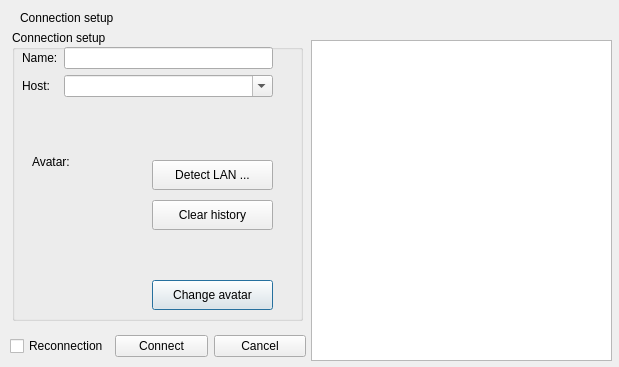
First picture: the form in src/dialog/connectiondialog.ui, repository Mogara/QSanguosha-For-Hegemony, before the edit.
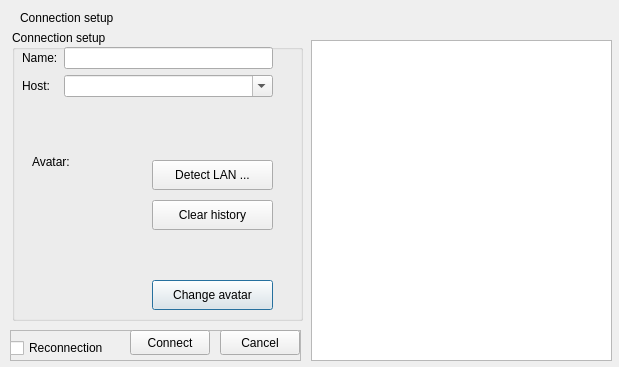
Second picture: the form after the edit.

```diff
--- a/src/dialog/connectiondialog.ui
+++ b/src/dialog/connectiondialog.ui
@@ -214,44 +214,60 @@
     <string>Connection setup</string>
    </property>
   </widget>
-  <widget class="QWidget" name="layoutWidget2">
+  <widget class="QFrame" name="frame">
    <property name="geometry">
     <rect>
      <x>10</x>
      <y>330</y>
-     <width>296</width>
-     <height>32</height>
+     <width>291</width>
+     <height>31</height>
     </rect>
    </property>
-   <property name="sizePolicy">
-    <sizepolicy hsizetype="Preferred" vsizetype="Fixed">
-     <horstretch>0</horstretch>
-     <verstretch>0</verstretch>
-    </sizepolicy>
+   <property name="frameShape">
+    <enum>QFrame::StyledPanel</enum>
    </property>
-   <layout class="QHBoxLayout" name="horizontalLayout">
-    <item>
+   <property name="frameShadow">
+    <enum>QFrame::Raised</enum>
+   </property>
      <widget class="QCheckBox" name="reconnectionCheckBox">
+    <property name="geometry">
+     <rect>
+      <x>0</x>
+      <y>10</y>
+      <width>101</width>
+      <height>16</height>
+     </rect>
+    </property>
       <property name="text">
        <string>Reconnection</string>
       </property>
      </widget>
-    </item>
-    <item>
      <widget class="QPushButton" name="connectButton">
+    <property name="geometry">
+     <rect>
+      <x>120</x>
+      <y>0</y>
+      <width>80</width>
+      <height>25</height>
+     </rect>
+    </property>
       <property name="text">
        <string>Connect</string>
       </property>
      </widget>
-    </item>
-    <item>
      <widget class="QPushButton" name="cancelButton">
+    <property name="geometry">
+     <rect>
+      <x>210</x>
+      <y>0</y>
+      <width>80</width>
+      <height>25</height>
+     </rect>
+    </property>
       <property name="text">
        <string>Cancel</string>
       </property>
      </widget>
-    </item>
-   </layout>
   </widget>
  </widget>
  <tabstops>
```
Lines whose indentation alone changed are shown as unchanged.
